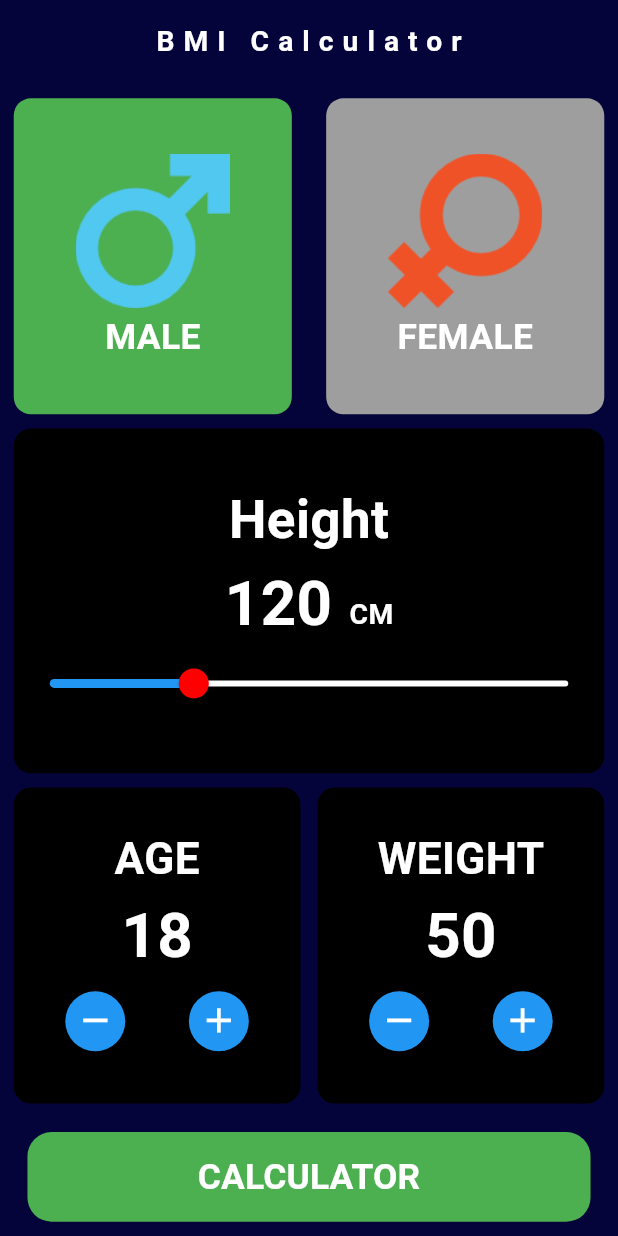
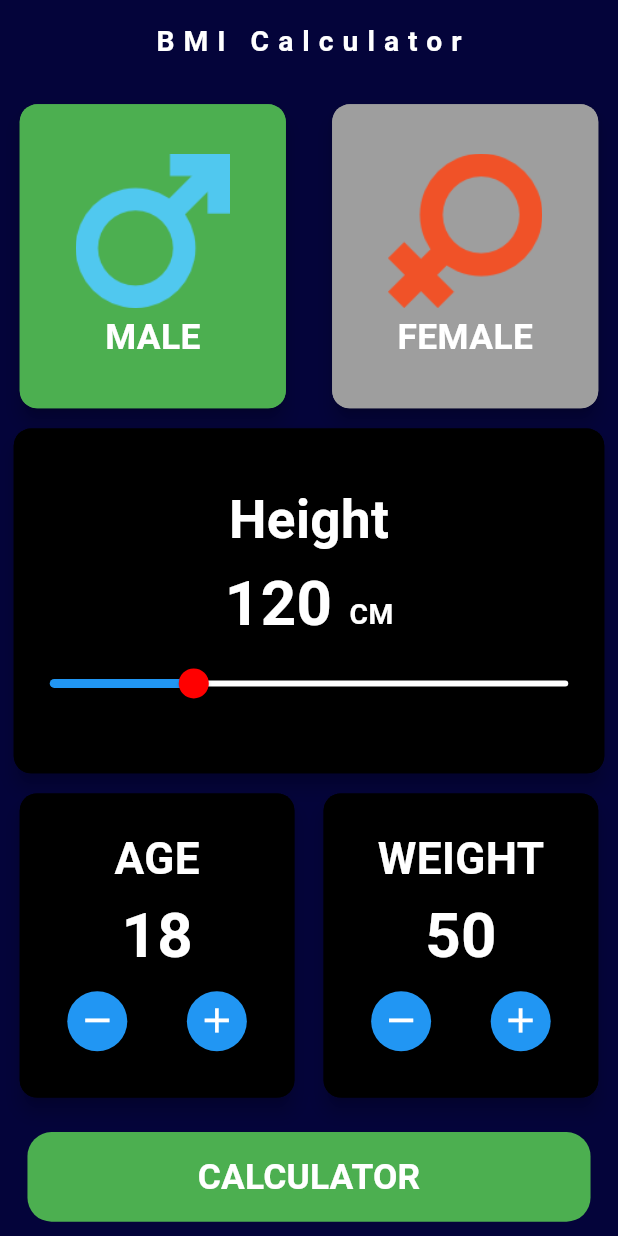
Before and after one commit to HusseinMohamed99/BMI-Calculator, a Flutter app: the screen it shows after launch, on a phone screen of 412 x 824 dp. Run offline on Flutter 3.47's test engine with Material 3 defaults, Android fonts, the phone set to English and light mode, and no system bars; drawn by our look-alikes of upgrader; our stand-ins replace flutter_bloc, flutter_screenutil, in_app_review, package_info_plus, syncfusion_flutter_gauges.

Commit message:
Refactor widgets to use Card for consistent styling
- Replaced Container with Card in `ChangeAgeAndWeightWidget` to add elevation and rounded corners for a consistent look.
- Updated `CustomHeightWidget` to use Card for elevation and rounded corners, maintaining consistent styling across widgets.
- Modified `SelectGenderWidget` to use Card for elevation and rounded corners, ensuring uniform appearance.

This change enhances the visual consistency of the widgets and improves the overall user interface.

```diff
--- a/lib/modules/widgets/change_age_and_weight_widget.dart
+++ b/lib/modules/widgets/change_age_and_weight_widget.dart
@@ -19,6 +19,12 @@ class ChangeAgeAndWeightWidget extends StatelessWidget {
   @override
   Widget build(BuildContext context) {
     return Expanded(
+      child: Card(
+        elevation: 5,
+        color: ColorManager.blackColor,
+        shape: RoundedRectangleBorder(
+          borderRadius: BorderRadius.circular(10).r,
+        ),
         child: Container(
           decoration: BoxDecoration(
             borderRadius: BorderRadius.circular(10).r,
@@ -66,6 +72,7 @@ class ChangeAgeAndWeightWidget extends StatelessWidget {
             ],
           ),
         ),
+      ),
     );
   }
 }
--- a/lib/modules/widgets/custom_height.dart
+++ b/lib/modules/widgets/custom_height.dart
@@ -10,8 +10,13 @@ class CustomHeightWidget extends StatelessWidget {
 
   @override
   Widget build(BuildContext context) {
-    return Padding(
-      padding: EdgeInsets.symmetric(horizontal: 8.w),
+    return Card(
+      elevation: 5,
+      color: ColorManager.blackColor,
+      shape: RoundedRectangleBorder(
+        borderRadius: BorderRadius.circular(10).r,
+      ),
+      margin: EdgeInsets.symmetric(horizontal: 8.w),
       child: Container(
         decoration: BoxDecoration(
           borderRadius: BorderRadius.circular(10).r,
--- a/lib/modules/widgets/select_gender_widget.dart
+++ b/lib/modules/widgets/select_gender_widget.dart
@@ -20,11 +20,16 @@ class SelectGenderWidget extends StatelessWidget {
   Widget build(BuildContext context) {
     return GestureDetector(
       onTap: voidCallback,
+      child: Card(
+        elevation: 5,
+        color:
+            isMale == true ? ColorManager.greenColor : ColorManager.greyColor,
         child: Container(
           decoration: BoxDecoration(
             borderRadius: BorderRadius.circular(10).r,
-          color:
-              isMale == true ? ColorManager.greenColor : ColorManager.greyColor,
+            color: isMale == true
+                ? ColorManager.greenColor
+                : ColorManager.greyColor,
           ),
           child: Column(
             mainAxisAlignment: MainAxisAlignment.center,
@@ -42,6 +47,7 @@ class SelectGenderWidget extends StatelessWidget {
             ],
           ),
         ),
+      ),
     );
   }
 }
```
Lines whose indentation alone changed are shown as unchanged.
